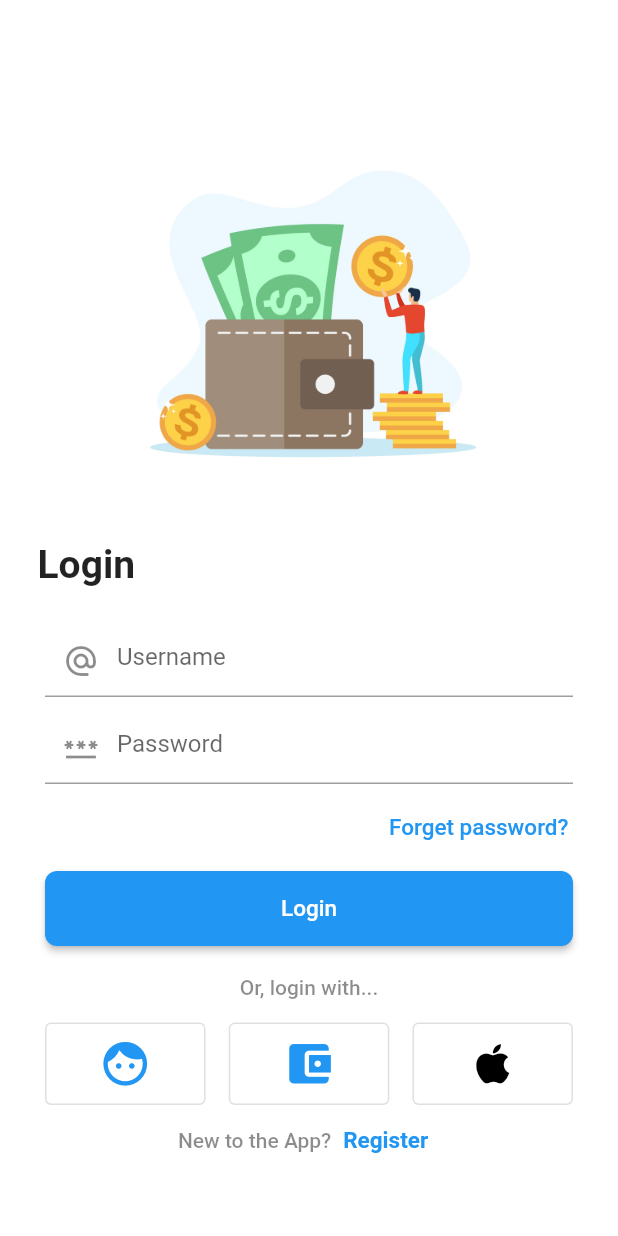
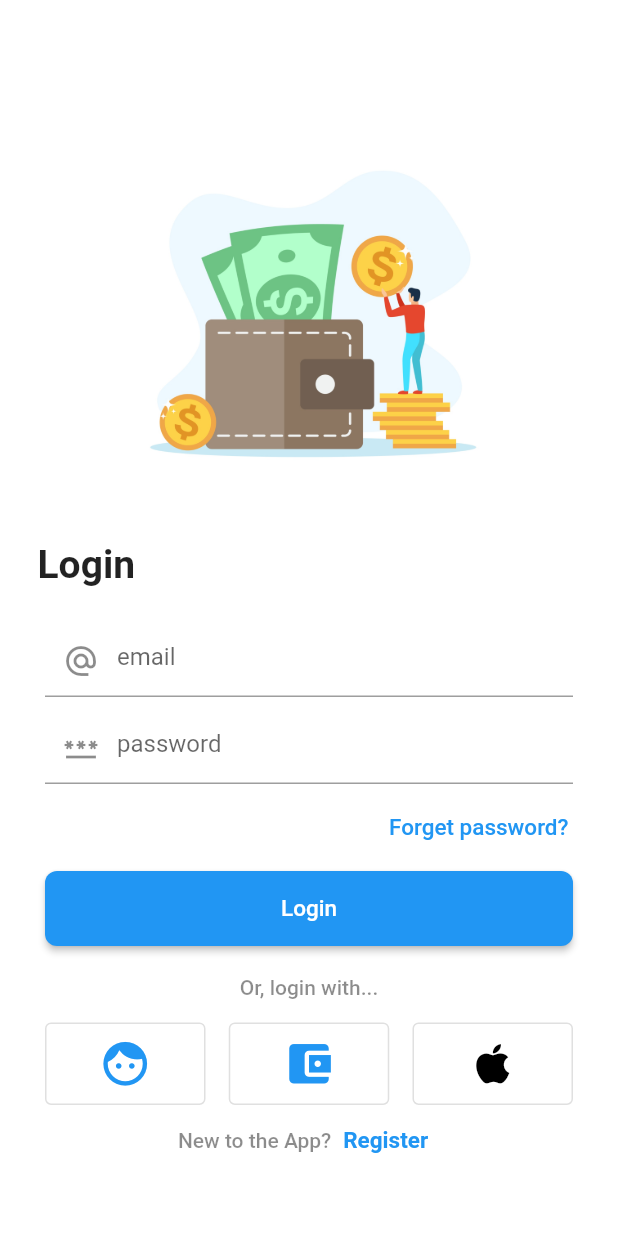
Before and after one commit to lazyKT/future, a Flutter app: the screen it shows after launch, on a phone screen of 412 x 824 dp. Run offline on Flutter 3.47's test engine with Material 2 defaults, Android fonts, the phone set to English and light mode, and no system bars.

Commit message:
Text fields hint-texts updated

```diff
--- a/lib/pages/auth/login.dart
+++ b/lib/pages/auth/login.dart
@@ -57,7 +57,7 @@ class _LoginState extends State<Login> {
                           child: TextFormField(
                             controller: _emailTextController,
                             decoration: const InputDecoration(
-                              hintText: 'Username',
+                              hintText: 'email',
                               prefixIcon: Icon(Icons.alternate_email)
                             ),
                           ),
@@ -67,7 +67,7 @@ class _LoginState extends State<Login> {
                           child: TextFormField(
                             controller: _passwordTextController,
                             decoration: const InputDecoration(
-                              hintText: 'Password',
+                              hintText: 'password',
                               prefixIcon: Icon(Icons.password)
                             ),
                             obscureText: true,
```
